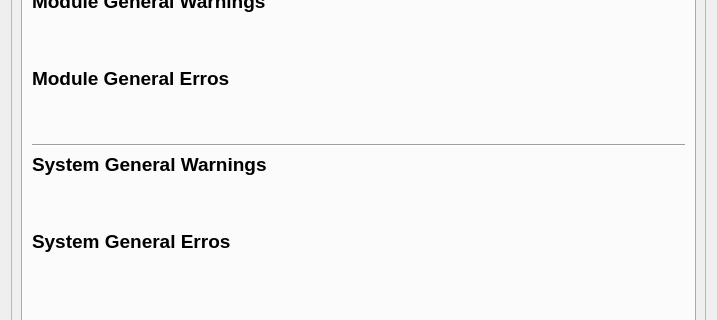
First picture: the form in siriushlacon/regatron/ui/regatron.ui, repository lnls-sirius/pydm-opi, before the edit; both pictures show x 0 to 717 and y 95 to 415 of the 717 by 900 pixel window.
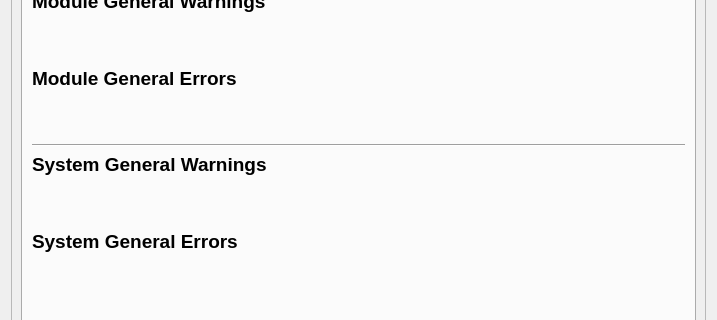
Second picture: the form after the edit. The open tabs and pages were chosen to show the change. Icons and pictures are not drawn. Custom widgets are drawn as their Qt base class.

The edit to the form file:
```diff
--- a/siriushlacon/regatron/ui/regatron.ui
+++ b/siriushlacon/regatron/ui/regatron.ui
@@ -4698,7 +4698,7 @@
               </font>
              </property>
              <property name="text">
-              <string>Module General Erros</string>
+              <string>Module General Errors</string>
              </property>
             </widget>
            </item>
@@ -4781,7 +4781,7 @@
               </font>
              </property>
              <property name="text">
-              <string>System General Erros</string>
+              <string>System General Errors</string>
              </property>
             </widget>
            </item>
```
